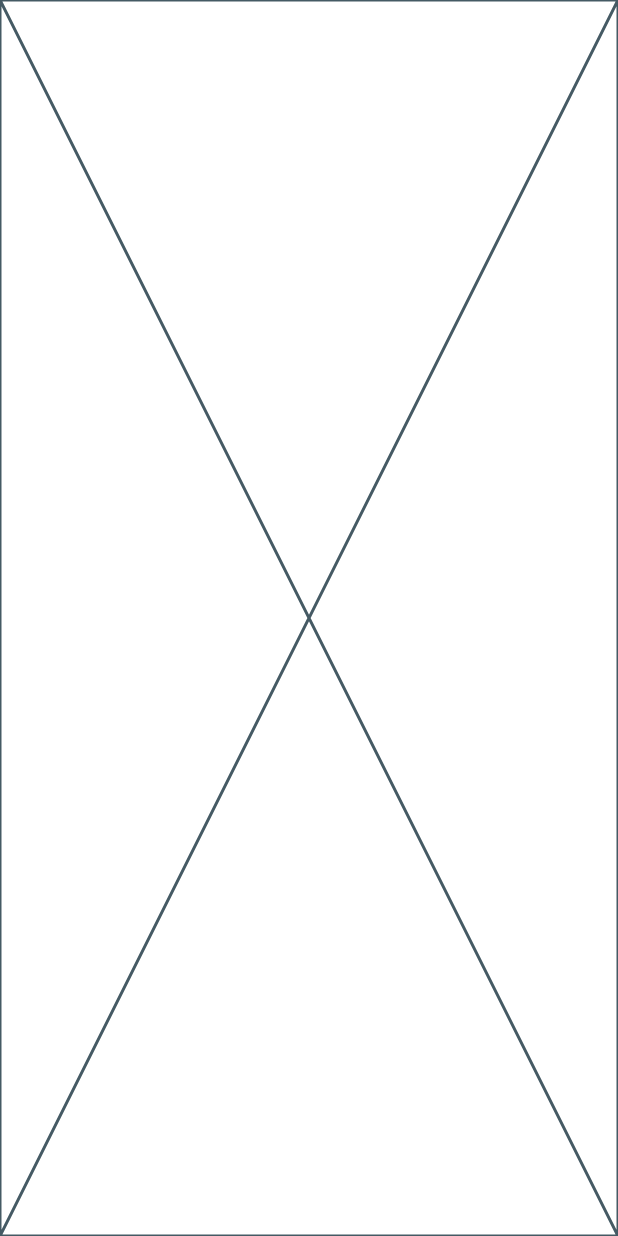
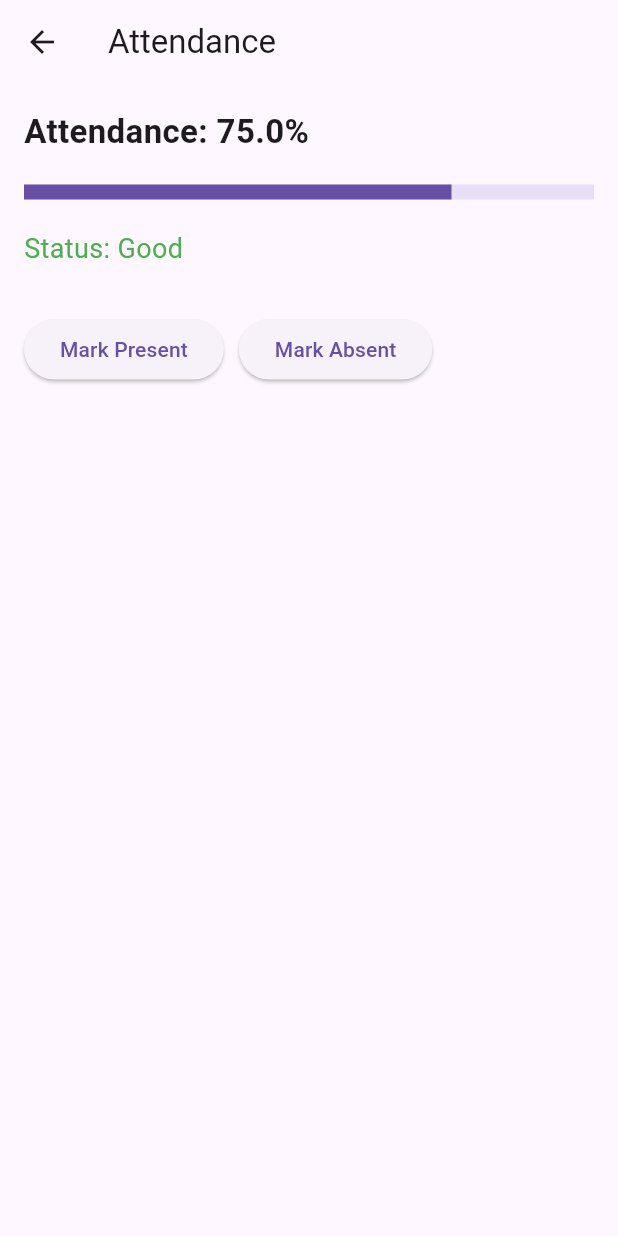
Before and after one commit to CM-Kali/Smart-Student-Portal-App, a Flutter app: the HomePage screen opened by its route, after a tap on "Attendance", on a phone screen of 412 x 824 dp. Run offline on Flutter 3.47's test engine with Material 3 defaults, Android fonts, the phone set to English and light mode, and no system bars; our stand-ins replace get.

Commit message:
Attendence Section with Linear ProgressIndicator added based on percentage attendence

```diff
--- /dev/null
+++ b/lib/app/controllers/attendance_controller.dart
@@ -0,0 +1,15 @@
+import 'package:get/get.dart';
+
+class AttendanceController extends GetxController {
+  var totalClasses = 40.obs;
+  var attendedClasses = 30.obs;
+
+  double get attendancePercentage =>
+      (attendedClasses.value / totalClasses.value) * 100;
+
+  String get status {
+    if (attendancePercentage >= 75) return "Good";
+    if (attendancePercentage >= 60) return "Warning";
+    return "Low";
+  }
+}
--- a/lib/app/pages/attendance/attendance_page.dart
+++ b/lib/app/pages/attendance/attendance_page.dart
@@ -1,10 +1,69 @@
 import 'package:flutter/material.dart';
+import 'package:get/get.dart';
+import '../../controllers/attendance_controller.dart';
 
 class AttendancePage extends StatelessWidget {
-  const AttendancePage({super.key});
+  AttendancePage({super.key});
+
+  final AttendanceController controller =
+  Get.put(AttendanceController());
 
   @override
   Widget build(BuildContext context) {
-    return const Placeholder();
+    return Scaffold(
+      appBar: AppBar(title: const Text("Attendance")),
+      body: Padding(
+        padding: const EdgeInsets.all(16),
+        child: Obx(() {
+          return Column(
+            crossAxisAlignment: CrossAxisAlignment.start,
+            children: [
+              Text(
+                "Attendance: ${controller.attendancePercentage.toStringAsFixed(1)}%",
+                style:
+                const TextStyle(fontSize: 22, fontWeight: FontWeight.bold),
+              ),
+              const SizedBox(height: 20),
+              LinearProgressIndicator(
+                value: controller.attendancePercentage / 100,
+                minHeight: 10,
+              ),
+              const SizedBox(height: 20),
+              Text(
+                "Status: ${controller.status}",
+                style: TextStyle(
+                  fontSize: 18,
+                  color: controller.status == "Good"
+                      ? Colors.green
+                      : controller.status == "Warning"
+                      ? Colors.orange
+                      : Colors.red,
+                ),
+              ),
+              const SizedBox(height: 30),
+
+              // Buttons to test logic
+              Row(
+                children: [
+                  ElevatedButton(
+                    onPressed: () {
+                      controller.attendedClasses.value++;
+                    },
+                    child: const Text("Mark Present"),
+                  ),
+                  const SizedBox(width: 10),
+                  ElevatedButton(
+                    onPressed: () {
+                      controller.attendedClasses.value--;
+                    },
+                    child: const Text("Mark Absent"),
+                  ),
+                ],
+              ),
+            ],
+          );
+        }),
+      ),
+    );
   }
 }
--- a/lib/app/pages/auth/home_page.dart
+++ b/lib/app/pages/auth/home_page.dart
@@ -44,13 +44,13 @@ class HomePage extends StatelessWidget {
                     Get.to(() => CoursesPage());
                   }),
                   _dashboardCard('Teachers', Icons.person, () {
-                    Get.to(() => const TeachersPage());
+                    Get.to(() => TeachersPage());
                   }),
                   _dashboardCard('Timetable', Icons.schedule, () {
-                    Get.to(() => const TimetablePage());
+                    Get.to(() =>  TimetablePage());
                   }),
                   _dashboardCard('Attendance', Icons.check_circle, () {
-                    Get.to(() => const AttendancePage());
+                    Get.to(() =>  AttendancePage());
                   }),
                   _dashboardCard('Assignments', Icons.assignment, () {
                     Get.to(() => const AssignmentsPage());
--- a/lib/app/pages/courses/courses_page.dart
+++ b/lib/app/pages/courses/courses_page.dart
@@ -1,6 +1,6 @@
 import 'package:flutter/material.dart';
 import 'package:get/get.dart';
-import '../../models/courses_controller.dart';
+import '../../controllers/courses_controller.dart';
 
 class CoursesPage extends StatelessWidget {
   CoursesPage({super.key});
```
Also changed, not shown: lib/app/models/teachers_page.dart (deleted, +0 -40 lines), lib/app/pages/teachers/teachers_page.dart (+32 -2 lines), lib/app/controllers/courses_controller.dart (renamed from lib/app/models/courses_controller.dart), lib/app/controllers/teachers_controller.dart (renamed from lib/app/models/teachers_controller.dart).
